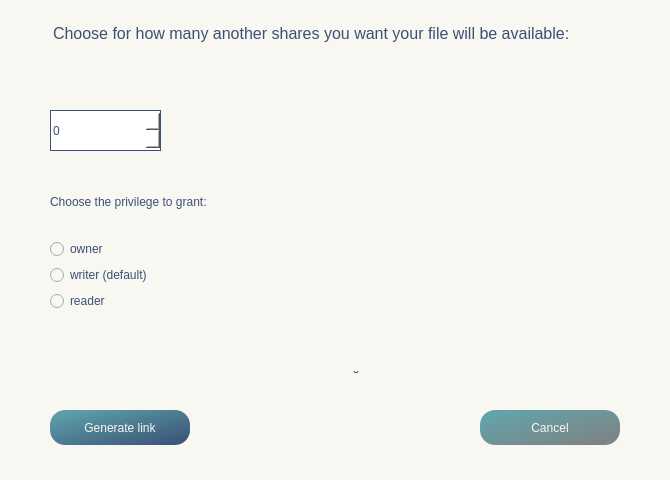
Old version of the form GUI/SymposiumGui/activecounterlink.ui in the repository RickZack/Symposium.
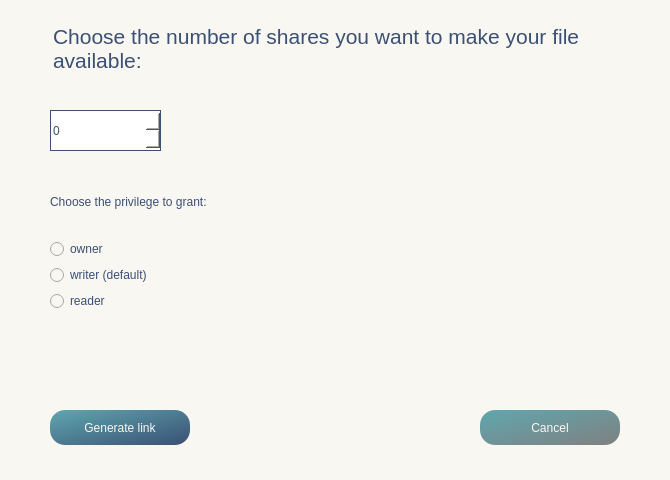
New version of the form. Icons and pictures are not drawn.

```diff
--- a/GUI/SymposiumGui/activecounterlink.ui
+++ b/GUI/SymposiumGui/activecounterlink.ui
@@ -90,7 +90,7 @@
     <rect>
      <x>50</x>
      <y>170</y>
-     <width>241</width>
+     <width>269</width>
      <height>141</height>
     </rect>
    </property>
@@ -177,7 +177,7 @@
      <x>49</x>
      <y>20</y>
      <width>572</width>
-     <height>61</height>
+     <height>71</height>
     </rect>
    </property>
    <property name="styleSheet">
@@ -192,7 +192,7 @@
 &lt;html&gt;&lt;head&gt;&lt;meta name=&quot;qrichtext&quot; content=&quot;1&quot; /&gt;&lt;style type=&quot;text/css&quot;&gt;
 p, li { white-space: pre-wrap; }
 &lt;/style&gt;&lt;/head&gt;&lt;body style=&quot; font-family:'MS Shell Dlg 2'; font-size:7.8pt; font-weight:400; font-style:normal;&quot;&gt;
-&lt;p style=&quot; margin-top:0px; margin-bottom:0px; margin-left:0px; margin-right:0px; -qt-block-indent:0; text-indent:0px;&quot;&gt;&lt;span style=&quot; font-size:12pt;&quot;&gt;Choose for how many another shares you want your file will be available:&lt;/span&gt;&lt;/p&gt;&lt;/body&gt;&lt;/html&gt;</string>
+&lt;p style=&quot; margin-top:0px; margin-bottom:0px; margin-left:0px; margin-right:0px; -qt-block-indent:0; text-indent:0px;&quot;&gt;&lt;span style=&quot; font-family:'Baskerville Old Face'; font-size:16pt;&quot;&gt;Choose the number of shares you want to make your file available:&lt;/span&gt;&lt;/p&gt;&lt;/body&gt;&lt;/html&gt;</string>
    </property>
   </widget>
   <widget class="QLabel" name="errorMess">
@@ -201,7 +201,7 @@
      <x>40</x>
      <y>350</y>
      <width>590</width>
-     <height>21</height>
+     <height>30</height>
     </rect>
    </property>
    <property name="styleSheet">
```
Left out of the diff: 10 changed lines with no effect on the pictures.
